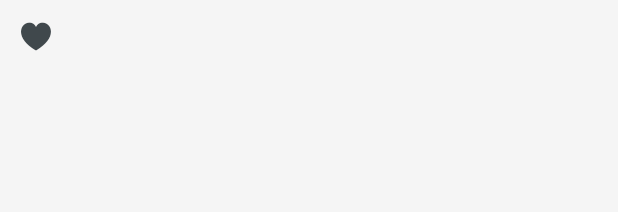
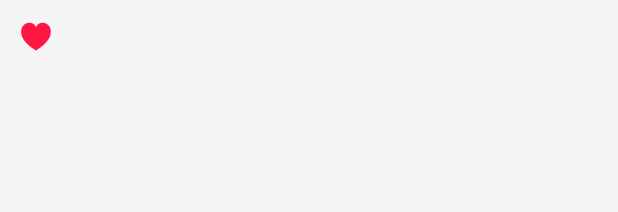
Before and after one commit to AnuradhaDev96/booktown, a Flutter app: the FavoriteIconButtonFilled widget shown alone on an empty page, opened directly with empty values, after a tap on an icon or button, on a phone screen of 412 x 824 dp. Shown: the top 212 px of the screen. Run offline on Flutter 3.47's test engine with Material 3 defaults, Android fonts, the phone set to English and light mode, and no system bars; our stand-ins replace dartz, dio, flutter_bloc, flutter_rating_bar, get_it, loader_overlay and 5 more; accounts and stored records are empty; network calls fail.

Commit message:
B06 - Apply theme changes

```diff
--- a/lib/src/ui/widgets/manage_favorite_books_icons.dart
+++ b/lib/src/ui/widgets/manage_favorite_books_icons.dart
@@ -37,7 +37,7 @@ class FavoriteIconButtonFilled extends StatelessWidget {
                   _removeFavCubit.removeBookFromFavorites(isbn);
                 }
               },
-              icon: const Icon(CupertinoIcons.heart_fill),
+              icon: Icon(CupertinoIcons.heart_fill, color: Colors.redAccent[400]),
             );
           },
         ),
```
